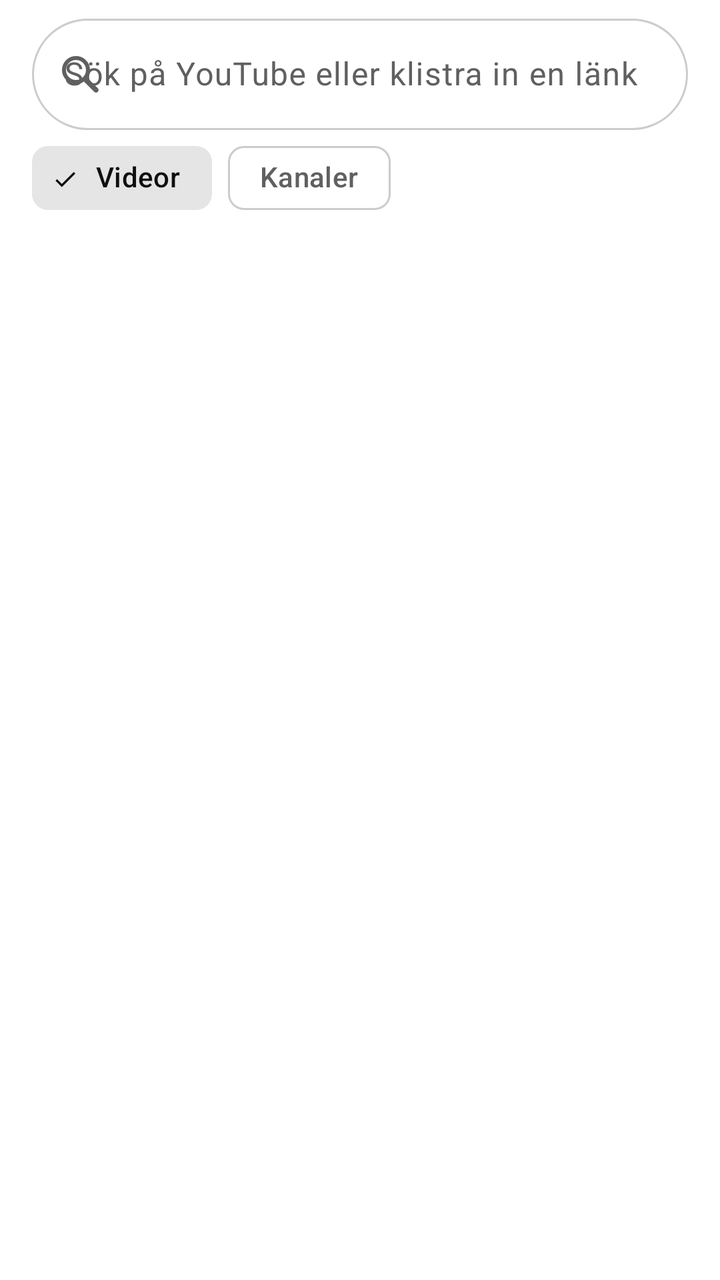
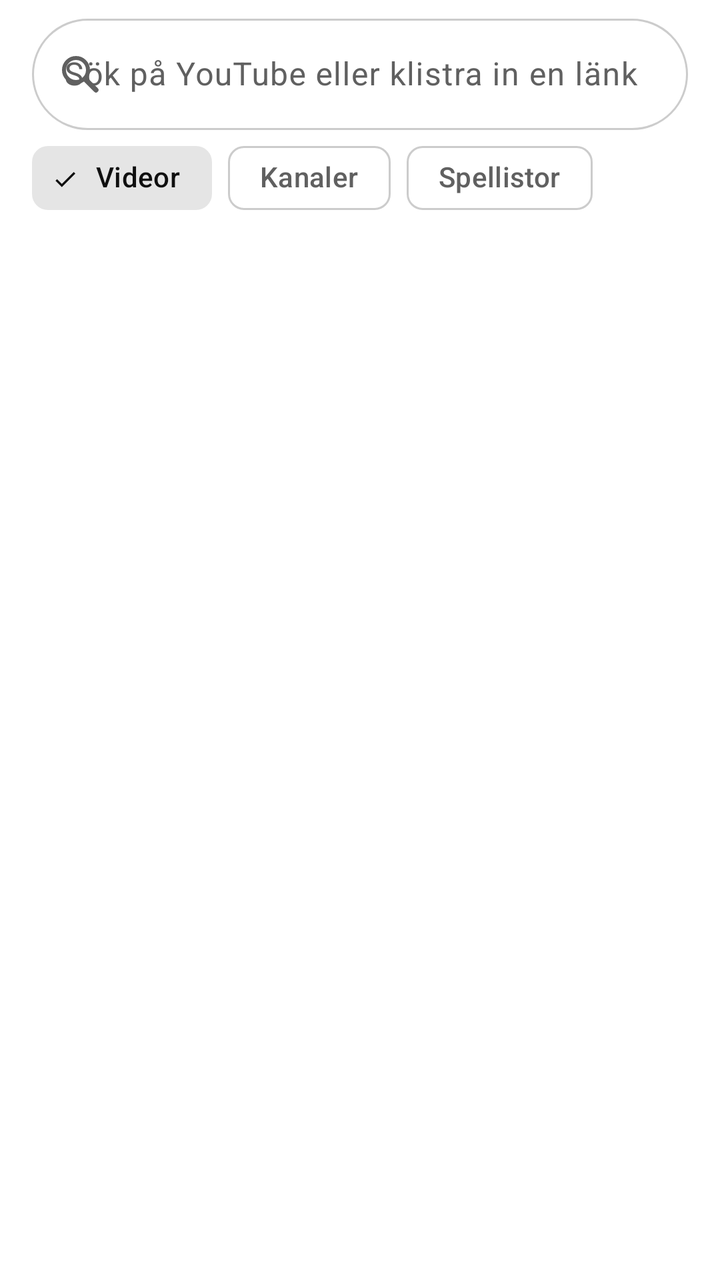

Before-and-after screenshots of an Android layout around one commit, followed by the original layout XML and the change that was made.
<!-- AndroidManifest.xml: application theme Theme.CarTube -->
<!-- res/layout/fragment_search.xml -->
<?xml version="1.0" encoding="utf-8"?>
<LinearLayout xmlns:android="http://schemas.android.com/apk/res/android"
    xmlns:app="http://schemas.android.com/apk/res-auto"
    android:layout_width="match_parent"
    android:layout_height="match_parent"
    android:orientation="vertical">

    <com.google.android.material.textfield.TextInputLayout
        style="@style/Widget.Material3.TextInputLayout.OutlinedBox"
        android:layout_width="match_parent"
        android:layout_height="wrap_content"
        android:layout_marginHorizontal="16dp"
        android:layout_marginTop="4dp"
        android:hint="@string/search_hint"
        app:boxCornerRadiusBottomEnd="28dp"
        app:boxCornerRadiusBottomStart="28dp"
        app:boxCornerRadiusTopEnd="28dp"
        app:boxCornerRadiusTopStart="28dp"
        app:endIconMode="clear_text"
        app:startIconDrawable="@drawable/ic_search">

        <com.google.android.material.textfield.TextInputEditText
            android:id="@+id/searchInput"
            android:layout_width="match_parent"
            android:layout_height="wrap_content"
            android:imeOptions="actionSearch"
            android:inputType="text"
            android:maxLines="1" />
    </com.google.android.material.textfield.TextInputLayout>

    <com.google.android.material.chip.ChipGroup
        android:id="@+id/filter"
        android:layout_width="match_parent"
        android:layout_height="wrap_content"
        android:paddingHorizontal="16dp"
        app:checkedChip="@+id/chipVideos"
        app:selectionRequired="true"
        app:singleSelection="true">

        <com.google.android.material.chip.Chip
            android:id="@+id/chipVideos"
            style="@style/Widget.Material3.Chip.Filter"
            android:layout_width="wrap_content"
            android:layout_height="wrap_content"
            android:text="@string/filter_videos" />

        <com.google.android.material.chip.Chip
            android:id="@+id/chipChannels"
            style="@style/Widget.Material3.Chip.Filter"
            android:layout_width="wrap_content"
            android:layout_height="wrap_content"
            android:text="@string/filter_channels" />
    </com.google.android.material.chip.ChipGroup>

    <FrameLayout
        android:layout_width="match_parent"
        android:layout_height="0dp"
        android:layout_weight="1">

        <androidx.recyclerview.widget.RecyclerView
            android:id="@+id/list"
            android:layout_width="match_parent"
            android:layout_height="match_parent"
            android:clipToPadding="false"
            android:paddingBottom="8dp"
            app:layoutManager="androidx.recyclerview.widget.LinearLayoutManager" />

        <ProgressBar
            android:id="@+id/progress"
            android:layout_width="wrap_content"
            android:layout_height="wrap_content"
            android:layout_gravity="center"
            android:visibility="gone" />

        <TextView
            android:id="@+id/empty"
            android:layout_width="match_parent"
            android:layout_height="wrap_content"
            android:layout_gravity="center"
            android:gravity="center"
            android:padding="32dp"
            android:textAppearance="?attr/textAppearanceBodyLarge" />
    </FrameLayout>
</LinearLayout>
<!-- resources referenced by this layout -->
<resources>
  <!-- drawable ic_search (drawable) -->
  <vector xmlns:android="http://schemas.android.com/apk/res/android"
      android:width="24dp" android:height="24dp" android:viewportWidth="24" android:viewportHeight="24"
      android:tint="?attr/colorControlNormal">
      <path android:fillColor="#00000000" android:strokeColor="#FFFFFFFF" android:strokeWidth="2" android:pathData="M10,10m-6,0a6,6 0,1 1,12 0a6,6 0,1 1,-12 0" />
      <path android:fillColor="#00000000" android:strokeColor="#FFFFFFFF" android:strokeWidth="2.5" android:strokeLineCap="round" android:pathData="M14.5,14.5L20,20" />
  </vector>
  <string name="filter_channels">Kanaler</string>
  <string name="filter_videos">Videor</string>
  <string name="search_hint">Sök på YouTube eller klistra in en länk</string>
  <style name="Theme.CarTube" parent="Theme.Material3.DayNight.NoActionBar">
          <item name="colorPrimary">@color/brand</item>
          <item name="colorOnPrimary">@android:color/white</item>
          <item name="colorPrimaryContainer">#FFDAD6</item>
          <item name="colorOnPrimaryContainer">#410002</item>
          <item name="colorSecondary">@color/brand_dark</item>
          
          <item name="colorSecondaryContainer">#E5E5E5</item>
          <item name="colorOnSecondaryContainer">#0F0F0F</item>
          <item name="android:colorBackground">#FFFFFF</item>
          <item name="colorSurface">#FFFFFF</item>
          <item name="colorSurfaceContainerLowest">#FFFFFF</item>
          <item name="colorSurfaceContainerLow">#F9F9F9</item>
          <item name="colorSurfaceContainer">#F2F2F2</item>
          <item name="colorSurfaceContainerHigh">#ECECEC</item>
          <item name="colorSurfaceContainerHighest">#E5E5E5</item>
          <item name="colorOnSurface">#0F0F0F</item>
          <item name="colorOnSurfaceVariant">#606060</item>
          <item name="colorOutline">#CCCCCC</item>
          <item name="colorOutlineVariant">#E5E5E5</item>
      </style>
  <color name="brand">#E53935</color>
  <color name="brand_dark">#B71C1C</color>
</resources>

<!-- the commit's change to res/layout/fragment_search.xml (unified diff, before → after) -->
@@ -50,6 +50,13 @@
             android:layout_width="wrap_content"
             android:layout_height="wrap_content"
             android:text="@string/filter_channels" />
+
+        <com.google.android.material.chip.Chip
+            android:id="@+id/chipPlaylists"
+            style="@style/Widget.Material3.Chip.Filter"
+            android:layout_width="wrap_content"
+            android:layout_height="wrap_content"
+            android:text="@string/filter_playlists" />
     </com.google.android.material.chip.ChipGroup>
 
     <FrameLayout
<!-- resource entries referenced after the edit -->
@@ -8,6 +8,7 @@
       <path android:fillColor="#00000000" android:strokeColor="#FFFFFFFF" android:strokeWidth="2.5" android:strokeLineCap="round" android:pathData="M14.5,14.5L20,20" />
   </vector>
   <string name="filter_channels">Kanaler</string>
+  <string name="filter_playlists">Spellistor</string>
   <string name="filter_videos">Videor</string>
   <string name="search_hint">Sök på YouTube eller klistra in en länk</string>
   <style name="Theme.CarTube" parent="Theme.Material3.DayNight.NoActionBar">
